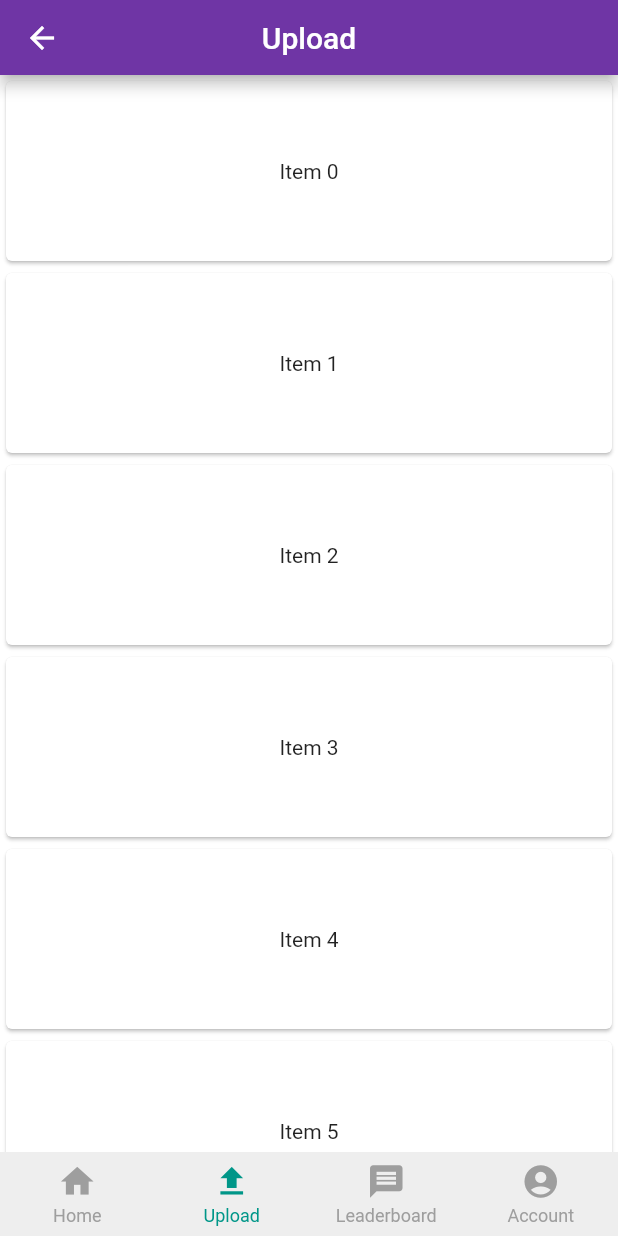
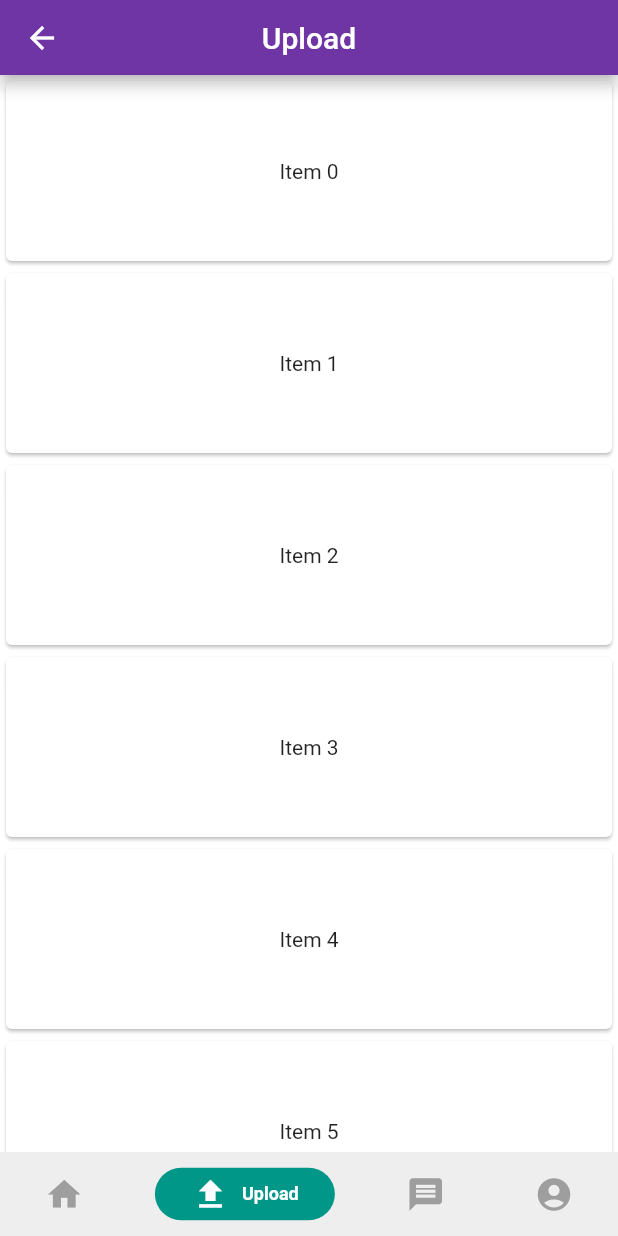
Before and after one commit to itssudhanshu/SRM-Docker_Firebase-Storage, a Flutter app: the BottomNavigation screen opened by its route, item 2 of the bottom bar chosen, on a phone screen of 412 x 824 dp. Run offline on Flutter 3.47's test engine with Material 2 defaults, Android fonts, the phone set to English and light mode, and no system bars; drawn by our look-alikes of persistent_bottom_nav_bar; our stand-ins replace cloud_firestore, firebase_auth, flutter_secure_storage, flutter_speed_dial, flutter_spinkit, flutter_svg and 1 more; accounts and stored records are empty.

```diff
--- a/lib/components/bottonNavigation.dart
+++ b/lib/components/bottonNavigation.dart
@@ -34,6 +34,7 @@ class _BottomNavigationState extends State<BottomNavigation> {
         icon: Icon(Icons.home),
         title: ("Home"),
         activeColor: Colors.blue,
+        activeContentColor: Colors.white,
         inactiveColor: Colors.grey,
         isTranslucent: false,
       ),
@@ -41,6 +42,7 @@ class _BottomNavigationState extends State<BottomNavigation> {
         icon: Icon(Icons.file_upload),
         title: ("Upload"),
         activeColor: Colors.teal,
+        activeContentColor: Colors.white,
         inactiveColor: Colors.grey,
         isTranslucent: false,
       ),
@@ -48,6 +50,7 @@ class _BottomNavigationState extends State<BottomNavigation> {
         icon: Icon(Icons.message),
         title: ("Leaderboard"),
         activeColor: Colors.deepOrange,
+        activeContentColor: Colors.white,
         inactiveColor: Colors.grey,
         isTranslucent: false,
       ),
@@ -55,6 +58,7 @@ class _BottomNavigationState extends State<BottomNavigation> {
         icon: Icon(Icons.account_circle),
         title: ("Account"),
         activeColor: Colors.indigo,
+        activeContentColor: Colors.white,
         inactiveColor: Colors.grey,
         isTranslucent: false,
       ),
@@ -80,7 +84,7 @@ class _BottomNavigationState extends State<BottomNavigation> {
         },
         itemCount: 4,
         navBarStyle:
-            NavBarStyle.neumorphic // Choose the nav bar style with this property
+            NavBarStyle.style7 // Choose the nav bar style with this property
         );
   }
 }
```
